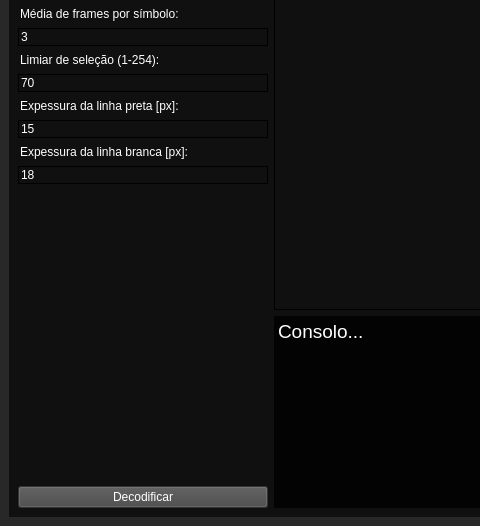
Old version of the form mainwindow.ui in the repository BurtBR/Piscadela; both pictures show x 0 to 480 and y 115 to 641 of the 1280 by 641 pixel window.
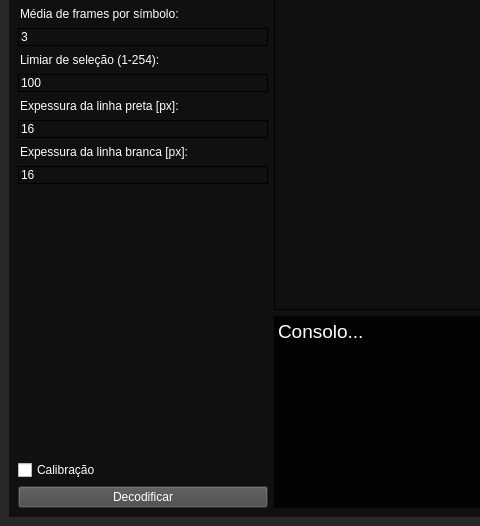
New version of the form. The open tabs and pages were chosen to show the change. Icons and pictures are not drawn.

Commit message: Correct char identification and calibration mode

What changed in the file:
```diff
--- a/mainwindow.ui
+++ b/mainwindow.ui
@@ -234,7 +234,7 @@
              <number>254</number>
             </property>
             <property name="value">
-             <number>70</number>
+             <number>100</number>
             </property>
            </widget>
           </item>
@@ -272,7 +272,7 @@
              <number>4000</number>
             </property>
             <property name="value">
-             <number>15</number>
+             <number>16</number>
             </property>
            </widget>
           </item>
@@ -304,7 +304,7 @@
              <number>4000</number>
             </property>
             <property name="value">
-             <number>18</number>
+             <number>16</number>
             </property>
            </widget>
           </item>
@@ -321,6 +321,13 @@
             </property>
            </spacer>
           </item>
+          <item>
+           <widget class="QCheckBox" name="checkCalibration">
+            <property name="text">
+             <string>Calibração</string>
+            </property>
+           </widget>
+          </item>
           <item>
            <widget class="QPushButton" name="buttonDecode">
             <property name="sizePolicy">
```
Left out of the diff: 19 changed lines with no effect on the pictures. The commit also changes 5 other files.
